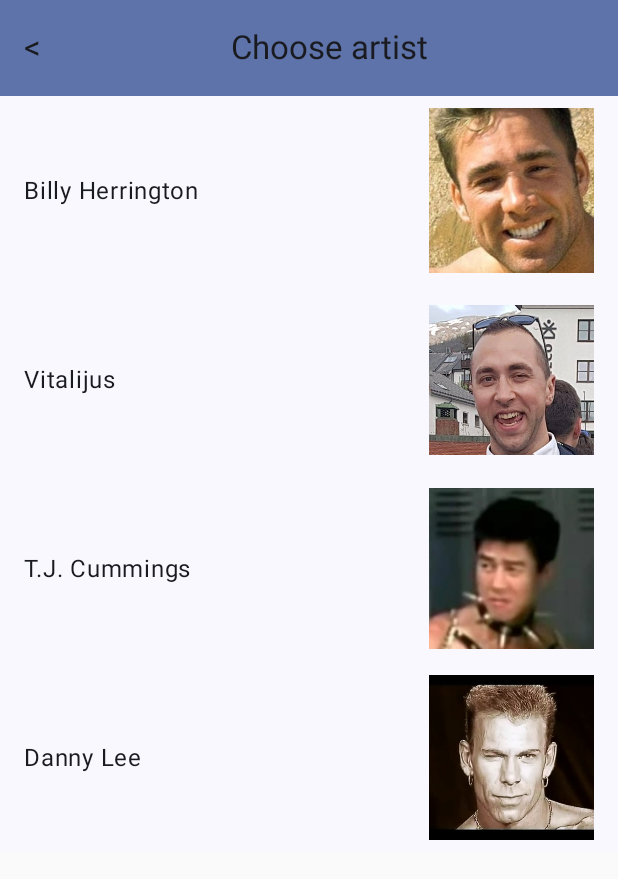
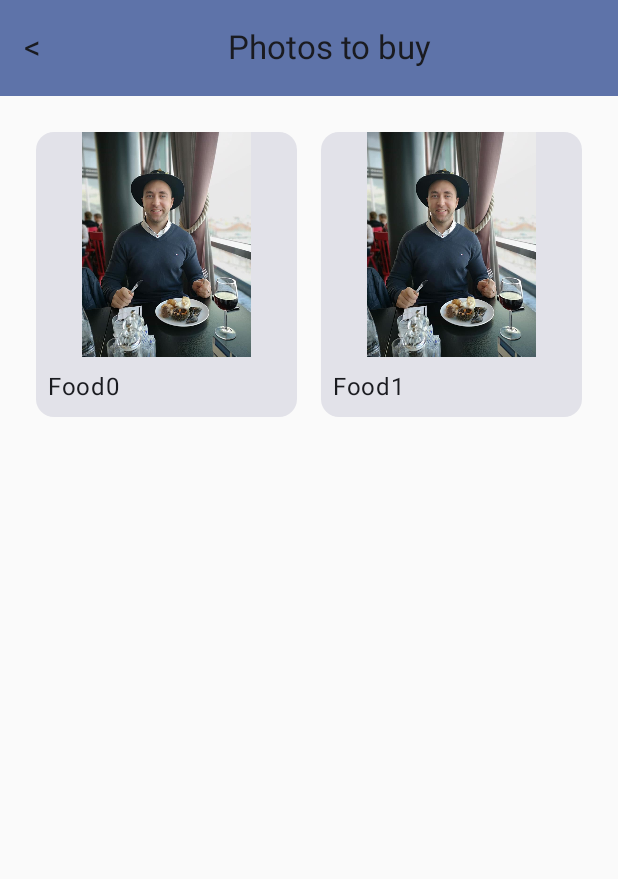
Before and after one commit to AlmazErmilov/Buy-My-Contemporary-Art-App, an Android app built with Jetpack Compose: the ArtistsScreen screen opened through its navigation route, after a tap on "Billy Herrington", on a phone screen of 412 x 824 dp. Shown: the top 879 px of the screen. Run offline under Robolectric (Android 15) with nearby library versions, the phone set to English and light mode, and no system bars.

Commit message:
add photo screens for category and artist selected

```diff
--- a/app/src/main/java/com/example/buy_my_contemporary_art_app/MainActivity.kt
+++ b/app/src/main/java/com/example/buy_my_contemporary_art_app/MainActivity.kt
@@ -4,6 +4,14 @@ import android.content.Context
 import android.os.Bundle
 import android.util.Log
 //import android.annotation.SuppressLint
+
+import androidx.compose.foundation.Image
+import androidx.compose.foundation.clickable
+import androidx.compose.foundation.layout.*
+import androidx.compose.foundation.lazy.items
+
+import androidx.compose.ui.res.painterResource
+import androidx.compose.ui.unit.dp
 
 import androidx.activity.ComponentActivity
 import androidx.activity.compose.setContent
@@ -17,6 +25,9 @@ import androidx.compose.foundation.layout.*
 //import androidx.compose.foundation.layout.FlowColumnScopeInstance.align
 import androidx.compose.foundation.layout.fillMaxSize
 import androidx.compose.foundation.lazy.LazyColumn
+import androidx.compose.foundation.lazy.grid.GridCells
+import androidx.compose.foundation.lazy.grid.LazyVerticalGrid
+import androidx.compose.foundation.lazy.grid.items
 import androidx.compose.foundation.rememberScrollState
 import androidx.compose.foundation.verticalScroll
 
@@ -42,6 +53,8 @@ import androidx.compose.ui.tooling.preview.Preview
 import androidx.compose.ui.unit.dp
 import androidx.lifecycle.ViewModel
 import androidx.compose.foundation.lazy.items
+import androidx.compose.foundation.shape.RoundedCornerShape
+import androidx.compose.ui.draw.clip
 import androidx.compose.ui.res.painterResource
 import androidx.compose.ui.text.style.TextAlign
 
@@ -82,6 +95,24 @@ fun MyApp(viewModel: ShoppingCartViewModel) {
         composable("home") { HomeScreen(viewModel, navController) }
         composable("artists") { ArtistsScreen(viewModel, navController) }
         composable("categories") { CategoriesScreen(viewModel, navController) }
+        composable("photos/{artistId}") { backStackEntry ->
+            PhotosScreen(
+                artistId = backStackEntry.arguments?.getString("artistId")?.toLong() ?: -1,
+                navController = navController
+            )
+        }
+        composable("photosByCategory/{categoryName}") { backStackEntry ->
+            val categoryName = backStackEntry.arguments?.getString("categoryName") ?: return@composable
+            val category = try {
+                Category.valueOf(categoryName)
+            } catch (e: IllegalArgumentException) {
+                null
+            }
+            // Ensure that we have a valid category before showing the screen
+            category?.let {
+                PhotosByCategoryScreen(it, navController)
+            }
+        }
     }
 }
 //@SuppressLint("UnusedMaterial3ScaffoldPaddingParameter")
@@ -171,12 +202,14 @@ fun ArtistsScreen(viewModel: ShoppingCartViewModel, navController: NavController
                         Image(
                             painter = painterResource(id = artist.imageResId),
                             contentDescription = "${artist.name}'s picture",
-                            modifier = Modifier.size(110.dp) // Adjust the size as needed
+                            modifier = Modifier
+                                .size(110.dp)
+                                .clickable { navController.navigate("photos/${artist.id}") }// Adjust the size as needed
                         )
                     },
                     headlineContent = { Text(artist.name) },
                     modifier = Modifier.clickable {
-                        // Here you can handle the artist selection
+                        navController.navigate("photos/${artist.id}")
                     }
                 )
             }
@@ -223,7 +256,7 @@ fun CategoriesScreen(viewModel: ShoppingCartViewModel, navController: NavControl
                     },
                     headlineContent = { Text(category.name) },
                     modifier = Modifier.clickable {
-                        // Here you can handle the category selection
+                        navController.navigate("photosByCategory/${category.name}")
                     }
                 )
             }
@@ -373,11 +406,136 @@ fun ShoppingCartItem(item: ShoppingCartItem, viewModel: ShoppingCartViewModel) {
     }
 }
 
+@OptIn(ExperimentalMaterial3Api::class)
+@Composable
+fun PhotosScreen(artistId: Long, navController: NavController) {
+    // Assume DataSourcePhotos is an object that contains a list of all photos
+    val photos = photosByArtist(artistId)
+
+    Column {
+
+        TopAppBar(
+            title = {
+                Row {
+                    Text("<", modifier = Modifier.clickable {
+                        navController.navigate("artists")
+                    })
+
+                    Text(
+                        "Photos to buy",
+                        textAlign = TextAlign.Center,
+                        modifier = Modifier
+                            .fillMaxWidth()
+                    )
+                }
+            },
+            colors = TopAppBarDefaults.centerAlignedTopAppBarColors(
+                containerColor = MaterialTheme.colorScheme.primaryContainer
+            ),
+        )
+
+        // Setting up a grid layout for the photos
+        LazyVerticalGrid(
+            columns = GridCells.Fixed(2), // Adjust the number of grid cells as needed
+            contentPadding = PaddingValues(8.dp),
+            modifier = Modifier.padding(8.dp)
+        ) {
+            items(photos) { photo ->
+                PhotoCard(photo, navController)
+            }
+        }
+    }
+}
+
+@Composable
+fun PhotoCard(photo: Photo, navController: NavController) {
+    Card(
+        modifier = Modifier
+            .padding(8.dp)
+            .clickable { /* Handle photo click */ },
+        //elevation = 4.dp
+    ) {
+        Column {
+            Image(
+                painter = painterResource(id = photo.imageResId),
+                contentDescription = photo.title,
+                modifier = Modifier
+                    .height(150.dp) // Fixed height for each image card
+                    .fillMaxWidth()
+                    .clip(RoundedCornerShape(4.dp))
+            )
+            Text(
+                text = photo.title,
+                modifier = Modifier.padding(8.dp)
+            )
+            // Add more details or actions for each photo card here
+        }
+    }
+}
+
+fun photosByArtist(artistId: Long): List<Photo> {
+    // This will filter the photos by the artist's ID
+    return DataSourcePhotos.allPhotos.filter { it.artist.id == artistId }
+}
+fun photosByCategory(category: Category): List<Photo> {
+    // This will filter the photos by the given category
+    return DataSourcePhotos.allPhotos.filter { it.category == category }
+}
+
+@OptIn(ExperimentalMaterial3Api::class)
+@Composable
+fun PhotosByCategoryScreen(category: Category, navController: NavController) {
+    // This will filter the photos by the category
+    val photos = photosByCategory(category)
+
+    Column {
+
+        TopAppBar(
+            title = {
+                Row {
+                    Text("<", modifier = Modifier.clickable {
+                        navController.navigate("categories")
+                    })
+
+                    Text(
+                        "Photos to buy",
+                        textAlign = TextAlign.Center,
+                        modifier = Modifier
+                            .fillMaxWidth()
+                    )
+                }
+            },
+            colors = TopAppBarDefaults.centerAlignedTopAppBarColors(
+                containerColor = MaterialTheme.colorScheme.primaryContainer
+            ),
+        )
+
+        LazyVerticalGrid(
+            columns = GridCells.Fixed(2), // Adjust the number of grid cells as needed
+            contentPadding = PaddingValues(8.dp),
+            modifier = Modifier.padding(8.dp)
+        ) {
+            items(photos) { photo ->
+                PhotoCard(photo, navController)
+            }
+        }
+    }
+}
+
 @Preview
 @Composable
 fun DefaultPreview() {
     // Provide a dummy ViewModel here if necessary for the preview to work
     HomeScreen(viewModel(), rememberNavController())
+}
+
+@Preview
+@Composable
+fun PhotosByCategoryScreenPreview() {
+    Column {
+        PhotosScreen(Artist(0, "Danny Lee", R.drawable.food0).id, rememberNavController())
+        PhotosByCategoryScreen(Category.FOOD, rememberNavController())
+    }
 }
 //////////////////////////////////////////////////////////////////
 // ViewModel classes
@@ -454,3 +612,16 @@ object ShoppingCartDataSource {
         //ShoppingCartItem(4, "Modern Art", "Metal Frame", 300f)
     )
 }
+
+object DataSourcePhotos {
+    val allPhotos = listOf(
+        Photo(id = 1, title = "Food0", imageResId = R.drawable.food0,
+            artist = Artist(0, "Danny Lee", R.drawable.food0),
+            category = Category.FOOD, price = 500f),
+
+        Photo(id = 2, title = "Food1", imageResId = R.drawable.food0,
+            artist = Artist(0, "Danny Lee", R.drawable.food0),
+            category = Category.FOOD, price = 300f),
+        // Add more dummy photos here
+    )
+}
```
Also changed, not shown: app/src/main/res/drawable/food0.jpg (added).
